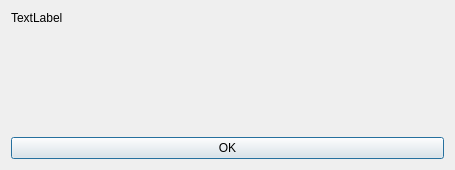
This is client/ui/error_dialog.ui in Harrell18W/schedule-keeper as Qt 5 draws it before an edit. The edited form follows.
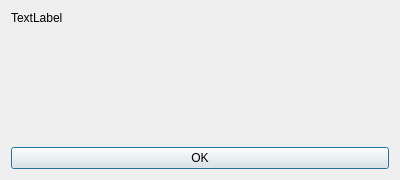
This is the edited form.

Commit message: updated error_dialog.ui to be expandable

What changed in the file:
```diff
--- a/client/ui/error_dialog.ui
+++ b/client/ui/error_dialog.ui
@@ -6,14 +6,20 @@
    <rect>
     <x>0</x>
     <y>0</y>
-    <width>455</width>
-    <height>170</height>
+    <width>400</width>
+    <height>180</height>
    </rect>
   </property>
+  <property name="minimumSize">
+   <size>
+    <width>400</width>
+    <height>180</height>
+   </size>
+  </property>
   <property name="maximumSize">
    <size>
     <width>455</width>
-    <height>170</height>
+    <height>1000</height>
    </size>
   </property>
   <property name="windowTitle">
```
Left out of the diff: 2 changed lines with no effect on the pictures.
